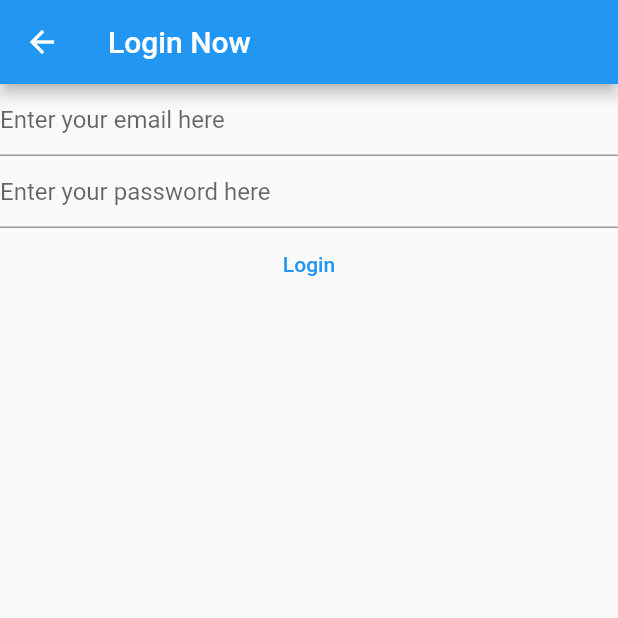
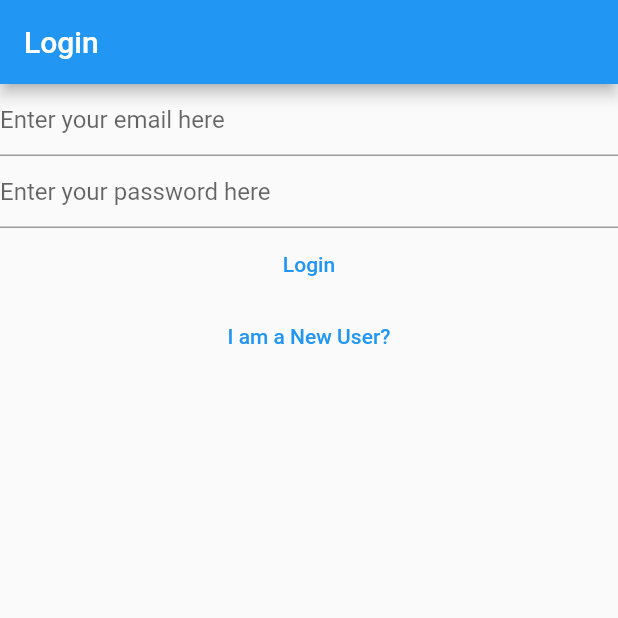
Before and after one commit to kshitijASU/long_course, a Flutter app: the LoginView screen opened directly, on a phone screen of 412 x 824 dp, the top half of it. Run offline on Flutter 3.47's test engine with Material 2 defaults, Android fonts, the light colour scheme and no system bars; our stand-ins replace firebase_auth, firebase_core; accounts and stored records are empty.

Commit message:
Add email verification feature, add navigation between login and register View, modularise the code

```diff
--- a/lib/login.dart
+++ b/lib/login.dart
@@ -1,8 +1,6 @@
 import 'package:flutter/material.dart';
 
 import 'package:firebase_auth/firebase_auth.dart';
-import 'package:firebase_core/firebase_core.dart';
-import 'firebase_options.dart';
 
 class LoginView extends StatefulWidget {
   const LoginView({super.key});
@@ -32,33 +30,24 @@ class _LoginViewState extends State<LoginView> {
   @override
   Widget build(BuildContext context) {
     return Scaffold(
-      appBar: AppBar(
-        title: const Text('Login Now'),
-      ),
-      body: FutureBuilder(
-          future: Firebase.initializeApp(
-            options: DefaultFirebaseOptions.currentPlatform,
-          ),
-          builder: (context, snapshot) {
-            switch (snapshot.connectionState) {
-              case ConnectionState.done:
-                return Column(
+        appBar: AppBar(title: const Text('Login')),
+        body: Column(
           children: [
             TextField(
               controller: _email,
               enableSuggestions: false,
               autocorrect: false,
               keyboardType: TextInputType.emailAddress,
-                      decoration: const InputDecoration(
-                          hintText: 'Enter your email here'),
+              decoration:
+                  const InputDecoration(hintText: 'Enter your email here'),
             ),
             TextField(
               controller: _password,
               obscureText: true,
               autocorrect: false,
               enableSuggestions: false,
-                      decoration: const InputDecoration(
-                          hintText: 'Enter your password here'),
+              decoration:
+                  const InputDecoration(hintText: 'Enter your password here'),
             ),
             TextButton(
                 onPressed: () async {
@@ -79,12 +68,13 @@ class _LoginViewState extends State<LoginView> {
                   }
                 },
                 child: const Text('Login')),
+            TextButton(
+                onPressed: () {
+                  Navigator.of(context)
+                      .pushNamedAndRemoveUntil('/register/', (route) => false);
+                },
+                child: const Text('I am a New User?'))
           ],
-                );
-              default:
-                return const Text('Loading');
-            }
-          }),
-    );
+        ));
   }
 }
```
Also changed, not shown: lib/main.dart (+18 -18 lines), lib/register.dart (+7 -20 lines), lib/verify_email.dart (added, +30 -0 lines). Lines whose indentation alone changed are shown as unchanged.
